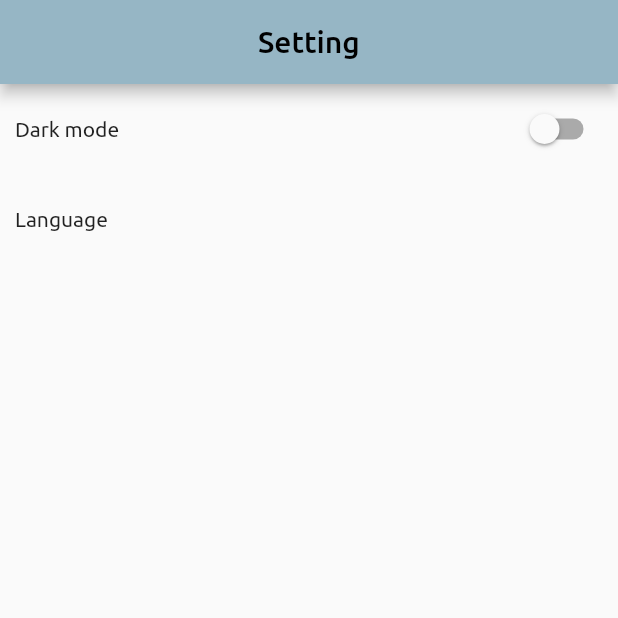
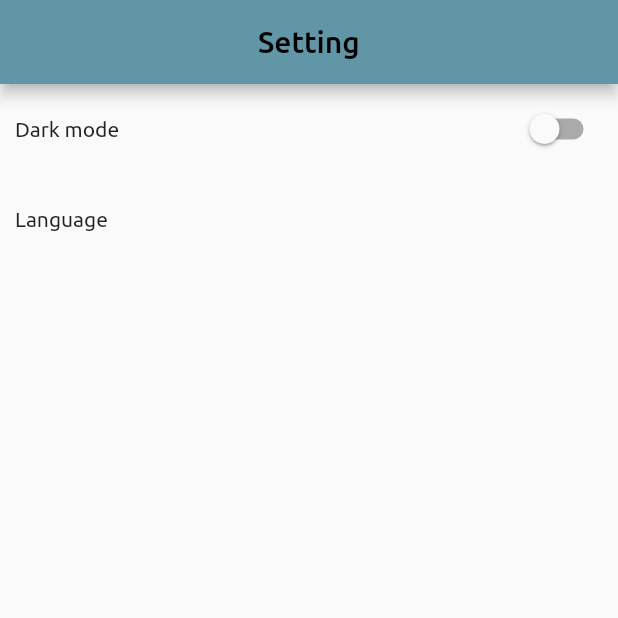
Before and after one commit to NgaKezzy/my_film, a Flutter app: the SettingsPage screen opened directly, on a phone screen of 412 x 824 dp, the top half of it. Run offline on Flutter 3.47's test engine with Material 3 defaults, Android fonts, the phone set to English and light mode, and no system bars; our stand-ins replace bloc, cached_network_image, card_swiper, connectivity_plus, copy_with_extension, equatable and 11 more; missing offline and left inert: translator; accounts and stored records are empty; generated files the repository leaves out were written again; network calls fail; project files that could hold a hidden picture were left out.

```diff
--- a/lib/component/item_setting.dart
+++ b/lib/component/item_setting.dart
@@ -9,7 +9,7 @@ class ItemSetting extends StatelessWidget {
   Widget build(BuildContext context) {
     final width = MediaQuery.of(context).size.width;
 
-    return GestureDetector(
+    return InkWell(
       onTap: () {
         onTap.call();
       },
--- a/lib/feature/home/home_page.dart
+++ b/lib/feature/home/home_page.dart
@@ -59,7 +59,7 @@ class _HomePageState extends State<HomePage> {
   }
 
   Future<void> initialization() async {
-   await movieCubit.getMovieDataTheLocalStorage();
+    await movieCubit.getMovieDataTheLocalStorage();
     movieCubit.getMovie();
     movieCubit.getAListOfIndividualMovies();
     movieCubit.getTheListOfMoviesAndSeries();
@@ -119,7 +119,7 @@ class _HomePageState extends State<HomePage> {
                                 decoration: BoxDecoration(
                                     border: Border.all(
                                         width: 1,
-                                        color: Colors.black,
+                                        color: theme.colorScheme.tertiary,
                                         style: BorderStyle.solid),
                                     borderRadius: BorderRadius.circular(8)),
                                 child: Row(
--- a/lib/theme/dark_theme.dart
+++ b/lib/theme/dark_theme.dart
@@ -8,7 +8,7 @@ ThemeData dark = ThemeData(
       // 4 màu chủ đạo
       primary: Color(0xFF282a36),
       onPrimary: Color(0xFFEE4266),
-      primaryContainer: Color(0xFF435585),
+      primaryContainer: Color(0xFF6196A6),
       onPrimaryContainer: Color(0xFF1B4242),
       secondary: Color(0xFFE493B3),
       onSecondary: Color(0xFF5C8374),
--- a/lib/theme/light_theme.dart
+++ b/lib/theme/light_theme.dart
@@ -6,9 +6,9 @@ ThemeData light = ThemeData(
     colorScheme: const ColorScheme(
       brightness: Brightness.light,
       // 4 màu chủ đạo tạo điểm nhấn
-      primary: Color(0xFF96B6C5),
+      primary: Color(0xFF6196A6),
       onPrimary: Color(0xFFEE4266),
-      primaryContainer: Color(0xFFB5C0D0),
+      primaryContainer: Color(0xFF6196A6),
       onPrimaryContainer: Color(0xFFADC4CE),
       secondary: Color(0xFFE493B3),
       onSecondary: Color(0xFFA5DD9B),
```
Also changed, not shown: lib/feature/home/cubit/movie_cubit.dart (+37 -2 lines), lib/feature/home/widgets/video_player_widget.dart (+12 -17 lines).
